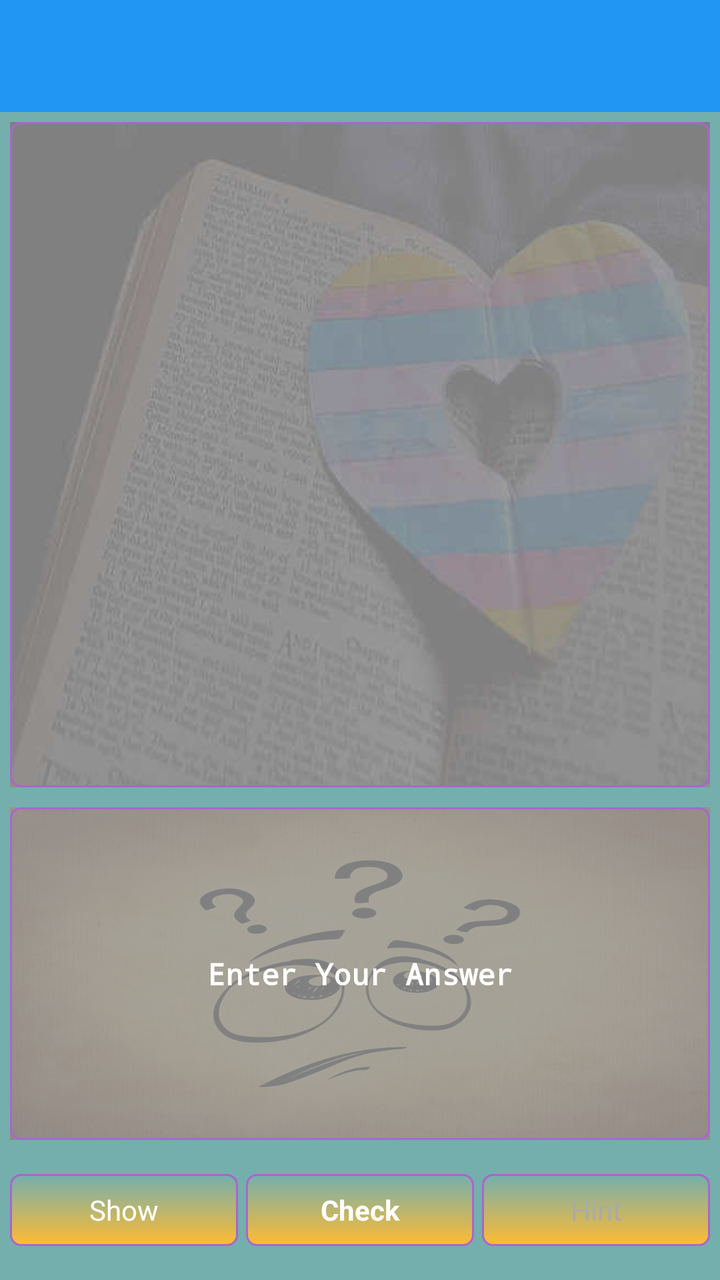
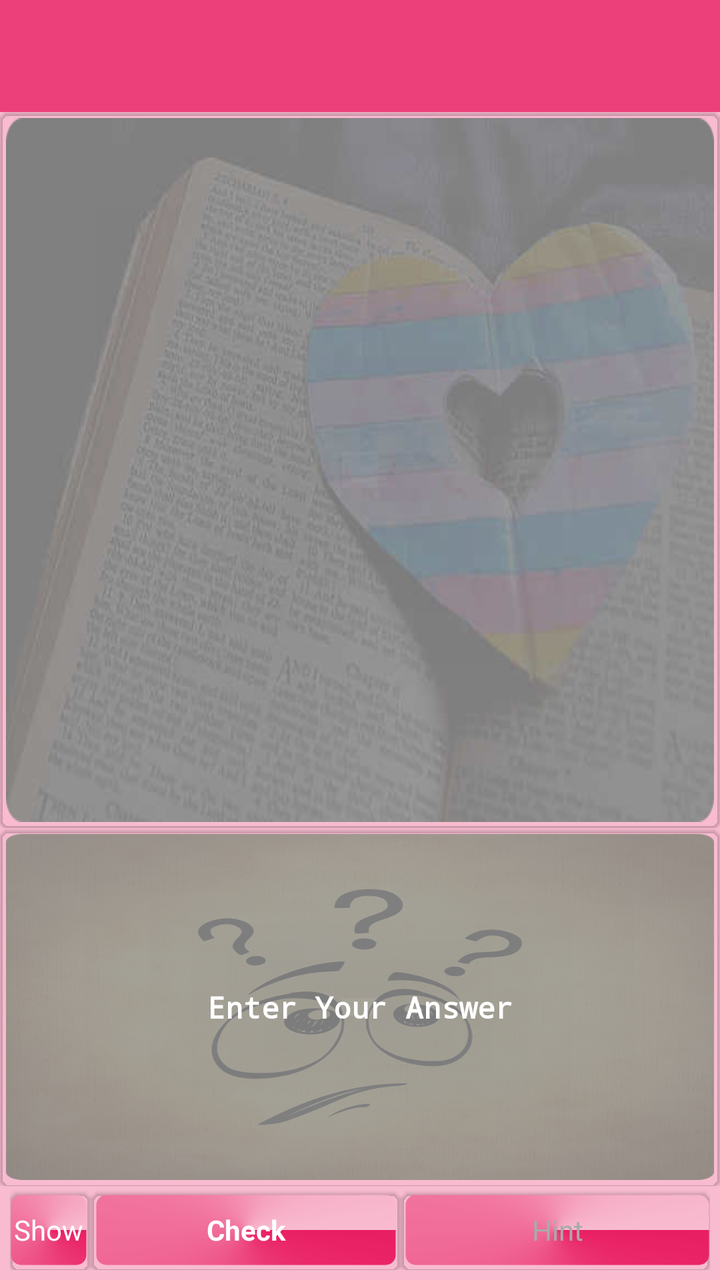

Two renders of the same Android screen: before a commit and after it. Below are the layout's source before the change and the commit's diff.
<!-- AndroidManifest.xml: application theme AppTheme -->
<!-- res/layout/activity_test.xml -->
<?xml version="1.0" encoding="utf-8"?>
<LinearLayout xmlns:android="http://schemas.android.com/apk/res/android"
    android:layout_width="match_parent"
    android:layout_height="match_parent"
    android:background="#74AFAD"
    android:orientation="vertical">

    <android.support.v7.widget.Toolbar xmlns:app="http://schemas.android.com/apk/res-auto"
        android:id="@+id/toolbar"
        android:layout_width="fill_parent"
        android:layout_height="?attr/actionBarSize"
        android:background="?attr/colorPrimary"
        android:minHeight="?attr/actionBarSize">

        <LinearLayout
            android:layout_width="match_parent"
            android:layout_height="wrap_content"
            android:weightSum="4">

            <LinearLayout
                android:layout_width="0dp"
                android:layout_height="wrap_content"
                android:layout_weight="3">


                <TextView
                    android:id="@+id/number_of_questions"
                    android:layout_width="0dp"
                    android:layout_height="wrap_content"
                    android:layout_gravity="center"
                    android:layout_weight="1"
                    android:gravity="center"
                    android:textColor="#FF0000" />

                <TextView
                    android:id="@+id/remaining_question_counter"
                    android:layout_width="0dp"
                    android:layout_height="wrap_content"
                    android:layout_gravity="center"
                    android:layout_weight="1"
                    android:gravity="center"
                    android:textColor="#FF0000" />

                <TextView
                    android:id="@+id/trys"
                    android:layout_width="0dp"
                    android:layout_height="wrap_content"
                    android:layout_gravity="center"
                    android:layout_weight="1"
                    android:gravity="center"
                    android:textColor="#FF0000" />

            </LinearLayout>
            <LinearLayout
                android:layout_width="0dp"
                android:layout_height="wrap_content"
                android:layout_weight="1"></LinearLayout>
        </LinearLayout>

    </android.support.v7.widget.Toolbar>

    

    <LinearLayout
        android:id="@+id/container"
        android:layout_width="match_parent"
        android:layout_height="match_parent"
        android:orientation="vertical"
        android:weightSum="3">

        <LinearLayout
            android:id="@+id/question_linearlayout"
            android:layout_width="match_parent"
            android:layout_height="0dp"
            android:layout_margin="5dp"
            android:layout_weight="2"
            android:background="@drawable/book_heart1">

            <TextView
                android:id="@+id/display_question"
                android:layout_width="match_parent"
                android:layout_height="match_parent"
                android:background="@drawable/text_bordered_transperant"
                android:gravity="center"
                android:minLines="1"
                android:padding="5dp"
                android:scrollbarAlwaysDrawVerticalTrack="true"
                android:scrollbars="vertical"
                android:textColor="#FFFFFF"
                android:textColorHint="#FFFFFF"
                android:textSize="15sp"
                android:textStyle="bold"
                android:typeface="monospace" />
        </LinearLayout>

        <LinearLayout
            android:id="@+id/result"
            android:layout_width="match_parent"
            android:layout_height="0dp"
            android:layout_margin="5dp"
            android:layout_weight="1"
            android:background="@drawable/smiley_question_marks1">

            <EditText
                android:id="@+id/enter_answer"
                android:layout_width="match_parent"
                android:layout_height="match_parent"
                android:layout_gravity="center"
                android:background="@drawable/text_bordered_transperant"
                android:enabled="true"
                android:gravity="center"
                android:hint="@string/enter_your_answer"
                android:imeOptions="flagNoExtractUi"
                android:inputType="textNoSuggestions|textMultiLine"
                android:minLines="1"
                android:padding="5dp"
                android:scrollbarAlwaysDrawVerticalTrack="true"
                android:textColor="#FFFFFF"
                android:textColorHint="#FFFFFF"
                android:textSize="15sp"
                android:textStyle="bold"
                android:typeface="monospace" />
        </LinearLayout>

        <LinearLayout
            android:layout_width="match_parent"
            android:layout_height="40dp"
            android:layout_marginTop="10dp"
            android:layout_marginBottom="15dp"
            android:layout_marginRight="5dp"
            android:layout_marginLeft="5dp">

            <TextView
                android:id="@+id/show_actionbar"
                android:layout_width="0dp"
                android:layout_height="match_parent"
                android:layout_weight="1"
                android:gravity="center"
                android:text="@string/show"
                android:textColor="@android:color/white"
                android:background="@drawable/text_bordered_colored"
                android:padding="2dp"
                android:layout_marginTop="2dp"
                android:layout_marginRight="2dp"
                android:layout_marginBottom="2dp"/>

            <TextView
                android:id="@+id/check"
                android:layout_width="0dp"
                android:layout_height="match_parent"
                android:layout_weight="1"
                android:textColor="@android:color/white"
                android:enabled="true"
                android:text="@string/check"
                android:textStyle="bold"
                android:gravity="center"
                android:background="@drawable/text_bordered_colored"
                android:padding="2dp"
                android:layout_margin="2dp"/>


            <TextView
                android:id="@+id/next_hint"
                android:layout_width="0dp"
                android:layout_height="match_parent"
                android:layout_weight="1"
                android:textColor="@drawable/textview_enabled_disabled_selector"
                android:enabled="false"
                android:text="@string/hint"
                android:gravity="center"
                android:background="@drawable/text_bordered_colored"
                android:padding="2dp"
                android:layout_marginTop="2dp"
                android:layout_marginLeft="2dp"
                android:layout_marginBottom="2dp"
                />
        </LinearLayout>

    </LinearLayout>
    
</LinearLayout>
<!-- resources referenced by this layout -->
<resources>
  <!-- drawable book_heart1: jpg bitmap (drawable, 13741 bytes) -->
  <!-- drawable smiley_question_marks1: png bitmap (drawable, 406105 bytes) -->
  <!-- drawable text_bordered_colored (drawable) -->
  <shape xmlns:android="http://schemas.android.com/apk/res/android"
  android:thickness="0dp"
  android:shape="rectangle">
  <stroke android:width="1dp"
      android:color="@android:color/holo_purple"/>
  <corners android:radius="5dp" />
  <gradient
      android:startColor="#74AFAD"
      android:endColor="@android:color/holo_orange_light"
      android:type="linear"
      android:angle="270"/>
  </shape>
  <!-- drawable text_bordered_transperant (drawable) -->
  <shape xmlns:android="http://schemas.android.com/apk/res/android"
      android:thickness="0dp"
      android:shape="rectangle">
      <stroke android:width="1dp"
          android:color="@android:color/holo_purple"/>
      <corners android:radius="5dp" />
      <gradient
          android:startColor="@android:color/transparent"
          android:endColor="@android:color/transparent"
          android:type="linear"
          android:angle="270"/>
  </shape>
  <!-- drawable textview_enabled_disabled_selector (drawable) -->
  <?xml version="1.0" encoding="utf-8"?>
  <selector xmlns:android="http://schemas.android.com/apk/res/android">
      <item android:state_enabled="false" android:color="@android:color/darker_gray" />
      <item android:state_enabled="true" android:color="@android:color/white"/>
  </selector>
  <string name="check">Check</string>
  <string name="enter_your_answer">Enter Your Answer</string>
  <string name="hint">Hint</string>
  <string name="show">Show</string>
  <style name="AppTheme" parent="MyTheme.Base">
      </style>
  <style name="MyTheme.Base" parent="Theme.AppCompat.Light.DarkActionBar">
          <item name="windowNoTitle">true</item>
          <item name="windowActionBar">false</item>
          <item name="colorPrimary">#2196F3</item>
          <item name="colorPrimaryDark">#1976D2</item>
          <item name="colorAccent">#FF4081</item>
      </style>
</resources>

<!-- the commit's change to res/layout/activity_test.xml (unified diff, before → after) -->
@@ -1,8 +1,9 @@
 <?xml version="1.0" encoding="utf-8"?>
 <LinearLayout xmlns:android="http://schemas.android.com/apk/res/android"
+    xmlns:android.support.v7.cardview="http://schemas.android.com/apk/res-auto"
     android:layout_width="match_parent"
     android:layout_height="match_parent"
-    android:background="#74AFAD"
+    android:background="#F8BBD0"
     android:orientation="vertical">
 
     <android.support.v7.widget.Toolbar xmlns:app="http://schemas.android.com/apk/res-auto"
@@ -30,7 +31,8 @@
                     android:layout_gravity="center"
                     android:layout_weight="1"
                     android:gravity="center"
-                    android:textColor="#FF0000" />
+                    android:textColor="#EA80FC"
+                    android:textStyle="bold"/>
 
                 <TextView
                     android:id="@+id/remaining_question_counter"
@@ -39,7 +41,8 @@
                     android:layout_gravity="center"
                     android:layout_weight="1"
                     android:gravity="center"
-                    android:textColor="#FF0000" />
+                    android:textColor="#EA80FC"
+                    android:textStyle="bold"/>
 
                 <TextView
                     android:id="@+id/trys"
@@ -48,9 +51,11 @@
                     android:layout_gravity="center"
                     android:layout_weight="1"
                     android:gravity="center"
-                    android:textColor="#FF0000" />
+                    android:textColor="#EA80FC"
+                    android:textStyle="bold"/>
 
             </LinearLayout>
+
             <LinearLayout
                 android:layout_width="0dp"
                 android:layout_height="wrap_content"
@@ -72,108 +77,151 @@
             android:id="@+id/question_linearlayout"
             android:layout_width="match_parent"
             android:layout_height="0dp"
-            android:layout_margin="5dp"
+            android:layout_margin="0dp"
             android:layout_weight="2"
-            android:background="@drawable/book_heart1">
-
-            <TextView
-                android:id="@+id/display_question"
+            android:background="@drawable/show_question_background"
+            android:padding="0dp">
+
+            <android.support.v7.widget.CardView
                 android:layout_width="match_parent"
                 android:layout_height="match_parent"
-                android:background="@drawable/text_bordered_transperant"
-                android:gravity="center"
-                android:minLines="1"
-                android:padding="5dp"
-                android:scrollbarAlwaysDrawVerticalTrack="true"
-                android:scrollbars="vertical"
-                android:textColor="#FFFFFF"
-                android:textColorHint="#FFFFFF"
-                android:textSize="15sp"
-                android:textStyle="bold"
-                android:typeface="monospace" />
+                android.support.v7.cardview:cardBackgroundColor="@android:color/transparent"
+                android.support.v7.cardview:cardCornerRadius="5dp"
+                android.support.v7.cardview:cardElevation="1dp">
+
+                <TextView
+                    android:id="@+id/display_question"
+                    android:layout_width="match_parent"
+                    android:layout_height="match_parent"
+                    android:background="@drawable/text_bordered_transperant"
+                    android:gravity="center"
+                    android:minLines="1"
+                    android:padding="5dp"
+                    android:scrollbarAlwaysDrawVerticalTrack="true"
+                    android:scrollbars="vertical"
+                    android:textColor="#FFFFFF"
+                    android:textColorHint="#FFFFFF"
+                    android:textSize="15sp"
+                    android:textStyle="bold"
+                    android:typeface="monospace" />
+            </android.support.v7.widget.CardView>
         </LinearLayout>
 
         <LinearLayout
             android:id="@+id/result"
             android:layout_width="match_parent"
             android:layout_height="0dp"
-            android:layout_margin="5dp"
+            android:layout_margin="0dp"
             android:layout_weight="1"
-            android:background="@drawable/smiley_question_marks1">
-
-            <EditText
-                android:id="@+id/enter_answer"
+            android:background="@drawable/enter_answer_background"
+            android:padding="0dp">
+
+            <android.support.v7.widget.CardView
                 android:layout_width="match_parent"
                 android:layout_height="match_parent"
-                android:layout_gravity="center"
-                android:background="@drawable/text_bordered_transperant"
-                android:enabled="true"
-                android:gravity="center"
-                android:hint="@string/enter_your_answer"
-                android:imeOptions="flagNoExtractUi"
-                android:inputType="textNoSuggestions|textMultiLine"
-                android:minLines="1"
-                android:padding="5dp"
-                android:scrollbarAlwaysDrawVerticalTrack="true"
-                android:textColor="#FFFFFF"
-                android:textColorHint="#FFFFFF"
-                android:textSize="15sp"
-                android:textStyle="bold"
-                android:typeface="monospace" />
+                android.support.v7.cardview:cardBackgroundColor="@android:color/transparent"
+                android.support.v7.cardview:cardCornerRadius="5dp"
+                android.support.v7.cardview:cardElevation="1dp">
+
+                <EditText
+                    android:id="@+id/enter_answer"
+                    android:layout_width="match_parent"
+                    android:layout_height="match_parent"
+                    android:layout_gravity="center"
+                    android:background="@drawable/text_bordered_transperant"
+                    android:enabled="true"
+                    android:gravity="center"
+                    android:hint="@string/enter_your_answer"
+                    android:imeOptions="flagNoExtractUi"
+                    android:inputType="textNoSuggestions|textMultiLine"
+                    android:minLines="1"
+                    android:padding="5dp"
+                    android:scrollbarAlwaysDrawVerticalTrack="true"
+                    android:textColor="#FFFFFF"
+                    android:textColorHint="#FFFFFF"
+                    android:textSize="15sp"
+                    android:textStyle="bold"
+                    android:typeface="monospace" />
+            </android.support.v7.widget.CardView>
         </LinearLayout>
 
         <LinearLayout
             android:layout_width="match_parent"
             android:layout_height="40dp"
-            android:layout_marginTop="10dp"
-            android:layout_marginBottom="15dp"
+            android:layout_marginBottom="5dp"
+            android:layout_marginLeft="5dp"
             android:layout_marginRight="5dp"
-            android:layout_marginLeft="5dp">
-
-            <TextView
-                android:id="@+id/show_actionbar"
+            android:layout_marginTop="2dp">
+
+            <android.support.v7.widget.CardView
+                android:layout_width="wrap_content"
+                android:layout_height="match_parent"
+                android:layout_weight="0"
+                android.support.v7.cardview:cardBackgroundColor="@android:color/transparent"
+                android.support.v7.cardview:cardCornerRadius="5dp"
+                android.support.v7.cardview:cardElevation="1dp">
+
+                <TextView
+                    android:id="@+id/show_actionbar"
+                    android:layout_width="match_parent"
+                    android:layout_height="match_parent"
+                    android:layout_marginBottom="2dp"
+                    android:layout_marginRight="2dp"
+                    android:layout_marginTop="2dp"
+                    android:layout_weight="1"
+                    android:background="@drawable/text_bordered_colored"
+                    android:gravity="center"
+                    android:padding="2dp"
+                    android:text="@string/show"
+                    android:textColor="@android:color/white" />
+            </android.support.v7.widget.CardView>
+
+            <android.support.v7.widget.CardView
                 android:layout_width="0dp"
                 android:layout_height="match_parent"
                 android:layout_weight="1"
-                android:gravity="center"
-                android:text="@string/show"
-                android:textColor="@android:color/white"
-                android:background="@drawable/text_bordered_colored"
-                android:padding="2dp"
-                android:layout_marginTop="2dp"
-                android:layout_marginRight="2dp"
-                android:layout_marginBottom="2dp"/>
-
-            <TextView
-                android:id="@+id/check"
+                android.support.v7.cardview:cardBackgroundColor="@android:color/transparent"
+                android.support.v7.cardview:cardCornerRadius="5dp"
+                android.support.v7.cardview:cardElevation="1dp">
+
+                <TextView
+                    android:id="@+id/check"
+                    android:layout_width="match_parent"
+                    android:layout_height="match_parent"
+                    android:layout_margin="2dp"
+                    android:layout_weight="1"
+                    android:background="@drawable/text_bordered_colored"
+                    android:enabled="true"
+                    android:gravity="center"
+                    android:padding="2dp"
+                    android:text="@string/check"
+                    android:textColor="@android:color/white"
+                    android:textStyle="bold" />
+            </android.support.v7.widget.CardView>
+
+            <android.support.v7.widget.CardView
                 android:layout_width="0dp"
                 android:layout_height="match_parent"
                 android:layout_weight="1"
-                android:textColor="@android:color/white"
-                android:enabled="true"
-                android:text="@string/check"
-                android:textStyle="bold"
-                android:gravity="center"
-                android:background="@drawable/text_bordered_colored"
-                android:padding="2dp"
-                android:layout_margin="2dp"/>
-
-
-            <TextView
-                android:id="@+id/next_hint"
-                android:layout_width="0dp"
-                android:layout_height="match_parent"
-                android:layout_weight="1"
-                android:textColor="@drawable/textview_enabled_disabled_selector"
-                android:enabled="false"
-                android:text="@string/hint"
-                android:gravity="center"
-                android:background="@drawable/text_bordered_colored"
-                android:padding="2dp"
-                android:layout_marginTop="2dp"
-                android:layout_marginLeft="2dp"
-                android:layout_marginBottom="2dp"
-                />
+                android.support.v7.cardview:cardBackgroundColor="@android:color/transparent"
+                android.support.v7.cardview:cardCornerRadius="5dp"
+                android.support.v7.cardview:cardElevation="1dp">
+
+                <TextView
+                    android:id="@+id/next_hint"
+                    android:layout_width="match_parent"
+                    android:layout_height="match_parent"
+                    android:layout_marginBottom="2dp"
+                    android:layout_marginLeft="2dp"
+                    android:layout_marginTop="2dp"
+                    android:layout_weight="1"
+                    android:background="@drawable/text_bordered_colored"
+                    android:enabled="false"
+                    android:gravity="center"
+                    android:padding="2dp"
+                    android:text="@string/hint"
+                    android:textColor="@drawable/textview_enabled_disabled_selector" />
+            </android.support.v7.widget.CardView>
         </LinearLayout>
 
     </LinearLayout>
<!-- resource entries referenced after the edit -->
@@ -1,18 +1,32 @@
 <!-- resources referenced by this layout -->
 <resources>
-  <!-- drawable book_heart1: jpg bitmap (drawable, 13741 bytes) -->
-  <!-- drawable smiley_question_marks1: png bitmap (drawable, 406105 bytes) -->
+  <!-- drawable enter_answer_background (drawable) -->
+  <?xml version="1.0" encoding="utf-8"?>
+  <inset xmlns:android="http://schemas.android.com/apk/res/android"
+      android:drawable="@drawable/smiley_question_marks_rounded_corners_15_radius"
+      android:insetTop="3dp"
+      android:insetBottom="3dp"
+      android:insetRight="3dp"
+      android:insetLeft="3dp"/>
+  <!-- drawable show_question_background (drawable) -->
+  <?xml version="1.0" encoding="utf-8"?>
+  <inset xmlns:android="http://schemas.android.com/apk/res/android"
+      android:drawable="@drawable/book_heart_rounded_corners_15_radius"
+      android:insetTop="3dp"
+      android:insetBottom="3dp"
+      android:insetRight="3dp"
+      android:insetLeft="3dp"/>
   <!-- drawable text_bordered_colored (drawable) -->
   <shape xmlns:android="http://schemas.android.com/apk/res/android"
   android:thickness="0dp"
   android:shape="rectangle">
   <stroke android:width="1dp"
-      android:color="@android:color/holo_purple"/>
+      android:color="@android:color/transparent"/>
   <corners android:radius="5dp" />
   <gradient
-      android:startColor="#74AFAD"
-      android:endColor="@android:color/holo_orange_light"
-      android:type="linear"
+      android:startColor="#E91E63"
+      android:endColor="#F8BBD0"
+      android:type="sweep"
       android:angle="270"/>
   </shape>
   <!-- drawable text_bordered_transperant (drawable) -->
@@ -20,7 +34,7 @@
       android:thickness="0dp"
       android:shape="rectangle">
       <stroke android:width="1dp"
-          android:color="@android:color/holo_purple"/>
+          android:color="@android:color/transparent"/>
       <corners android:radius="5dp" />
       <gradient
           android:startColor="@android:color/transparent"
@@ -40,12 +54,15 @@
   <string name="show">Show</string>
   <style name="AppTheme" parent="MyTheme.Base">
       </style>
+  <!-- drawable smiley_question_marks_rounded_corners_15_radius: png bitmap (drawable, 445789 bytes) -->
+  <!-- drawable book_heart_rounded_corners_15_radius: png bitmap (drawable, 118245 bytes) -->
   <style name="MyTheme.Base" parent="Theme.AppCompat.Light.DarkActionBar">
           <item name="windowNoTitle">true</item>
           <item name="windowActionBar">false</item>
-          <item name="colorPrimary">#2196F3</item>
+          <item name="colorPrimary">#EC407A</item>
           <item name="colorPrimaryDark">#1976D2</item>
-          <item name="colorAccent">#FF4081</item>
+          <item name="colorAccent">#EA80FC</item>
+  
       </style>
 </resources>
 
